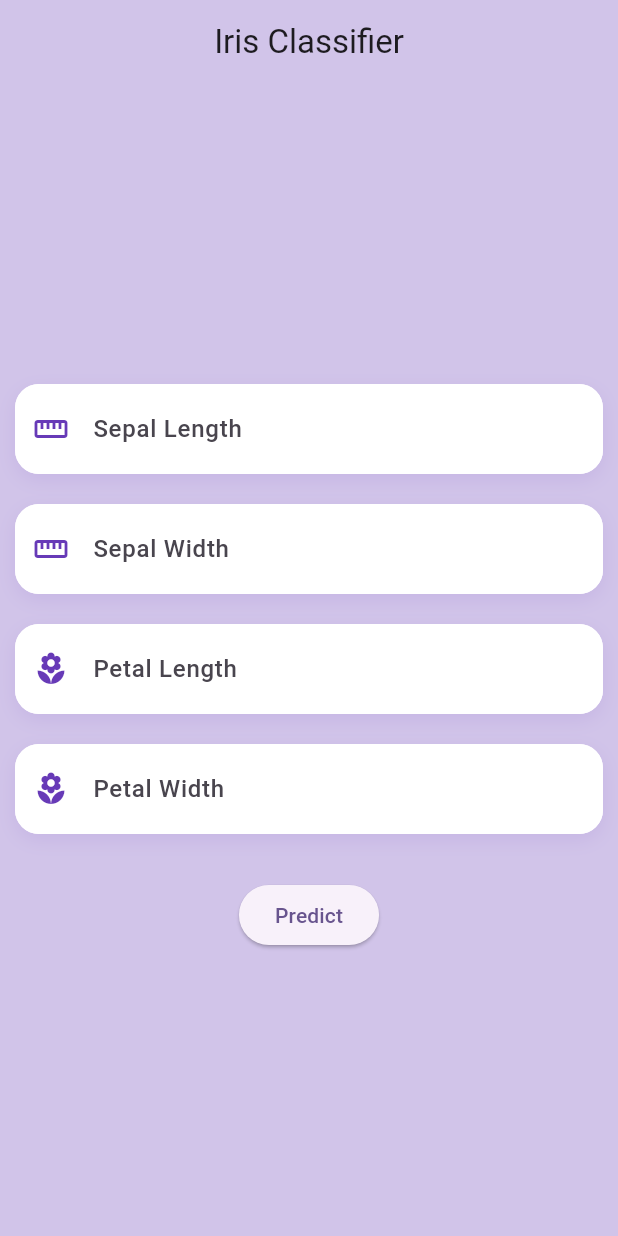
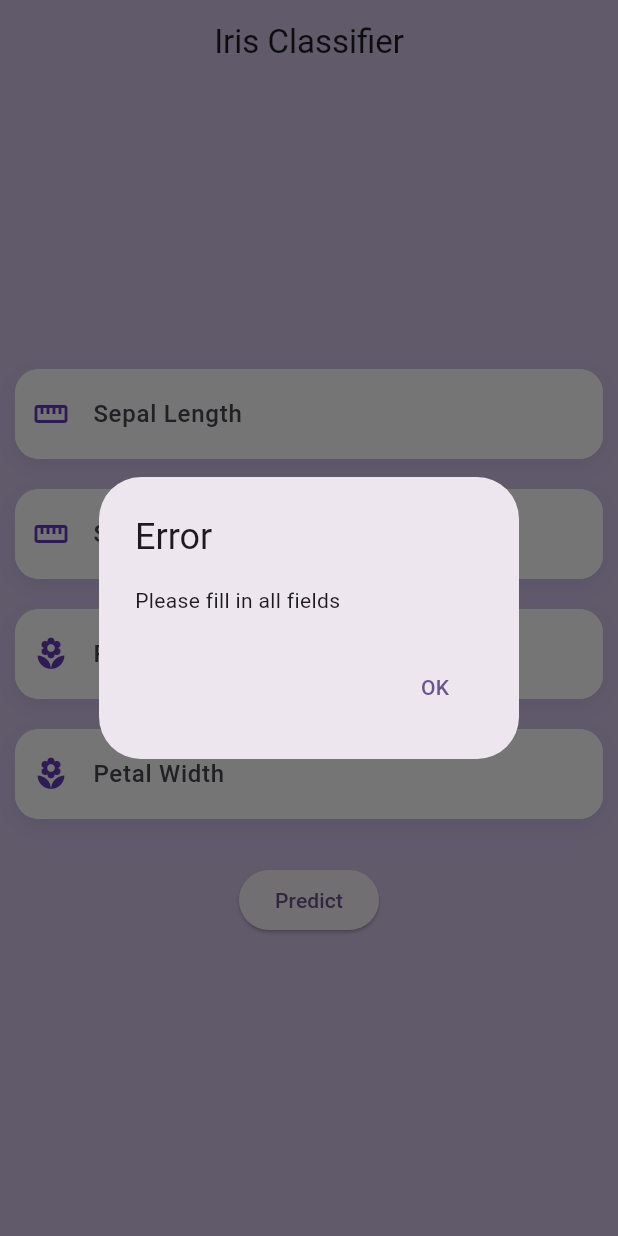
Before and after one commit to PushkarOnGit/Iris-ML-App, a Flutter app: the screen it shows after launch, after a tap on "Predict", on a phone screen of 412 x 824 dp. Run offline on Flutter 3.47's test engine with Material 3 defaults, Android fonts, the phone set to English and light mode, and no system bars.

Commit message:
final commit

```diff
--- a/frontend/lib/features/home/view/pages/home_page.dart
+++ b/frontend/lib/features/home/view/pages/home_page.dart
@@ -70,25 +70,92 @@ class _HomePageState extends State<HomePage> {
 
             ElevatedButton(
               onPressed: () async {
+                try {
+                  // Validate that all fields are not empty
+                  if (sepalLengthController.text.isEmpty ||
+                      sepalWidthController.text.isEmpty ||
+                      petalLengthController.text.isEmpty ||
+                      petalWidthController.text.isEmpty) {
+                    showDialog(
+                      context: context,
+                      builder: (_) => AlertDialog(
+                        title: const Text("Error"),
+                        content: const Text("Please fill in all fields"),
+                        actions: [
+                          TextButton(
+                            onPressed: () => Navigator.pop(context),
+                            child: const Text("OK"),
+                          ),
+                        ],
+                      ),
+                    );
+                    return;
+                  }
+
                   final input = IrisInput(
                     sepalLength: double.parse(sepalLengthController.text),
                     sepalWidth: double.parse(sepalWidthController.text),
                     petalLength: double.parse(petalLengthController.text),
                     petalWidth: double.parse(petalWidthController.text),
                   );
+
                   await vm.predict(input);
 
                   setState(() {});
+
+                  if (vm.errorMessage != null) {
                     showDialog(
                       context: context,
                       builder: (_) => AlertDialog(
-                    title: const Text('Prediction'),
-                    content: Text(vm.prediction),
+                        title: const Text("Error"),
+                        content: Text(vm.errorMessage!),
+                        actions: [
+                          TextButton(
+                            onPressed: () => Navigator.pop(context),
+                            child: const Text("OK"),
+                          ),
+                        ],
                       ),
                     );
+                  } else {
+                    showDialog(
+                      context: context,
+                      builder: (_) => AlertDialog(
+                        title: const Text("Prediction"),
+                        content: Text(vm.prediction),
+                        actions: [
+                          TextButton(
+                            onPressed: () => Navigator.pop(context),
+                            child: const Text("OK"),
+                          ),
+                        ],
+                      ),
+                    );
+                  }
+                } catch (e) {
+                  showDialog(
+                    context: context,
+                    builder: (_) => AlertDialog(
+                      title: const Text("Error"),
+                      content: const Text(
+                        "Please enter valid numbers for all fields",
+                      ),
+                      actions: [
+                        TextButton(
+                          onPressed: () => Navigator.pop(context),
+                          child: const Text("OK"),
+                        ),
+                      ],
+                    ),
+                  );
+                }
               },
               child: const Text("Predict"),
             ),
+
+            const SizedBox(height: 20),
+
+            if (vm.isLoading) const CircularProgressIndicator(),
           ],
         ),
       ),
--- a/frontend/lib/features/home/viewmodel/iris_viewmodel.dart
+++ b/frontend/lib/features/home/viewmodel/iris_viewmodel.dart
@@ -5,16 +5,20 @@ import 'package:frontend/features/home/model/iris_input.dart';
 class IrisViewmodel extends ChangeNotifier {
   String prediction = "";
   bool isLoading = false;
+  String? errorMessage;
 
   Future<void> predict(IrisInput input) async {
     isLoading = true;
+    errorMessage = null;
     notifyListeners();
 
     try {
       final respose = await ApiService.predict(input);
       prediction = respose.prediction;
+      errorMessage = null;
     } catch (e) {
-      prediction = "Error Occurred";
+      errorMessage = e.toString().replaceAll("Exception: ", "");
+      prediction = "";
     }
 
     isLoading = false;
```
Also changed, not shown: frontend/lib/core/services/api_service.dart (+19 -10 lines), 4 other files. Lines whose indentation alone changed are shown as unchanged.
